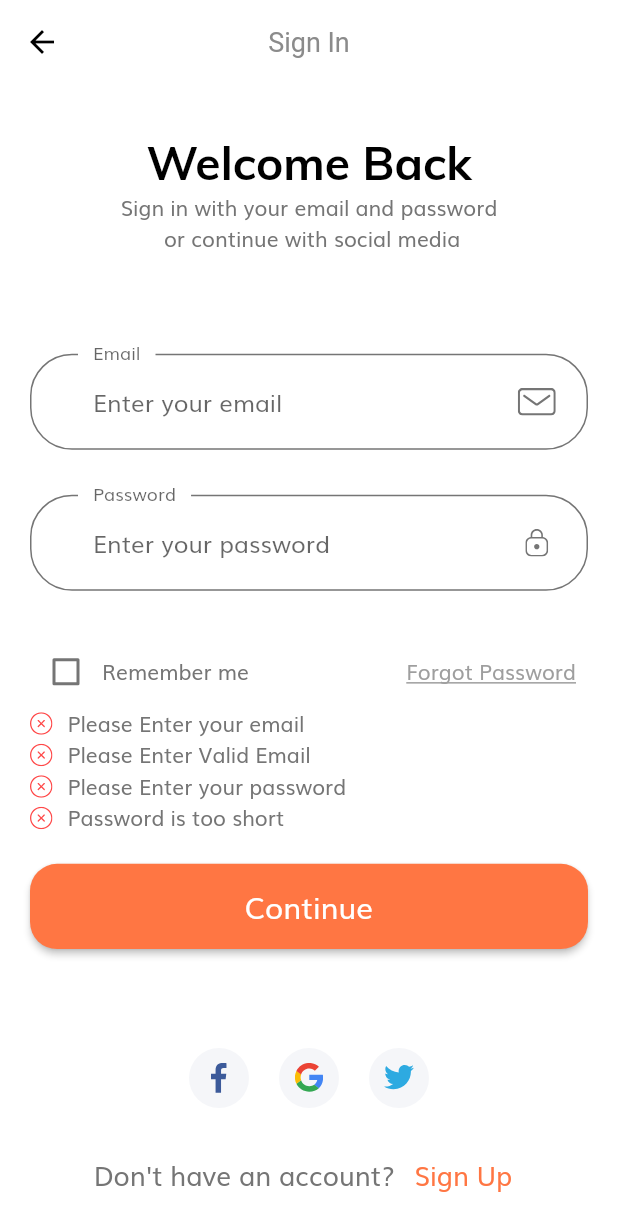
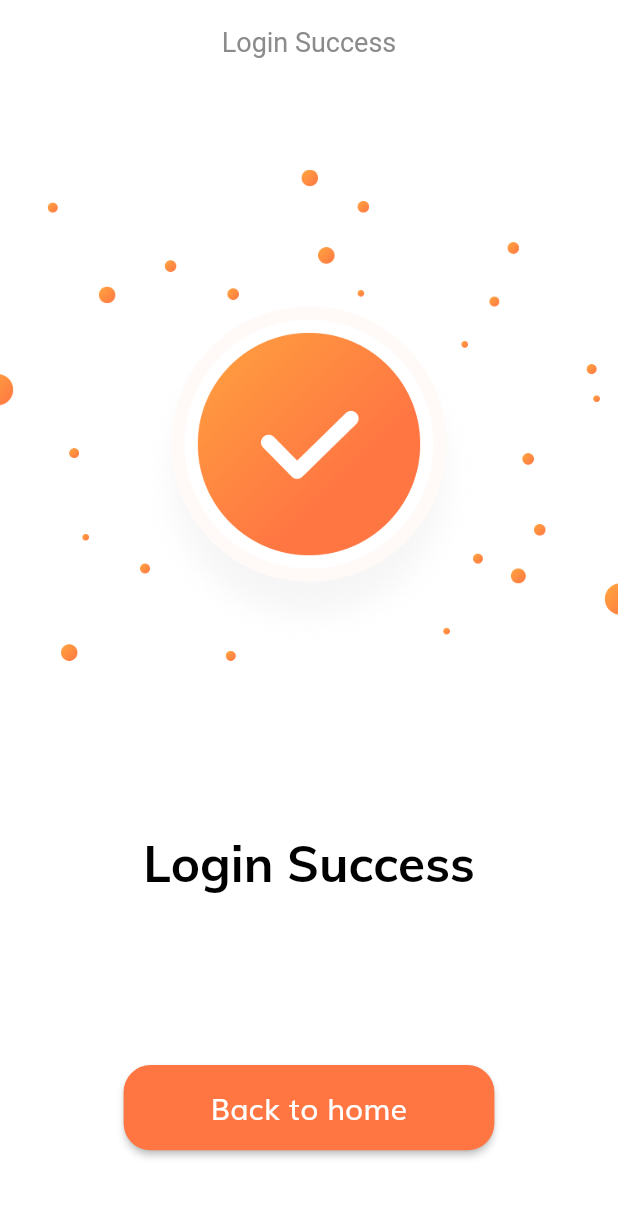
Before and after one commit to ragabelsayed/MyShopApp, a Flutter app: the SignInScreen screen opened by its route, after a tap on "Continue", on a phone screen of 412 x 824 dp. Shown: the top 1231 px of the screen. Run offline on Flutter 3.47's test engine with Material 2 defaults, Android fonts, the phone set to English and light mode, and no system bars; our stand-ins replace flutter_svg.

Commit message:
login success screen added

```diff
--- a/my_shop/lib/config/routes.dart
+++ b/my_shop/lib/config/routes.dart
@@ -2,11 +2,13 @@ import 'package:flutter/material.dart';
 import '/screens/splash/splash_screen.dart';
 import '/screens/sign_in/sign_in_screen.dart';
 import '/screens/forgot_password/forgot_password_screen.dart';
+import '/screens/login_success/login_sucscess_screen.dart';
 
 class AppRoutes {
   static final Map<String, WidgetBuilder> routes = {
     SplashSCreen.routName: (ctx) => SplashSCreen(),
     SignInScreen.routName: (ctx) => SignInScreen(),
     ForgotPasswordScreen.routName: (ctx) => ForgotPasswordScreen(),
+    LoginSuccessScreen.routName: (ctx) => LoginSuccessScreen(),
   };
 }
--- /dev/null
+++ b/my_shop/lib/screens/login_success/login_sucscess_screen.dart
@@ -0,0 +1,17 @@
+import 'package:flutter/material.dart';
+import '../login_success/widget/body.dart';
+
+class LoginSuccessScreen extends StatelessWidget {
+  static const routName = '/login_success';
+
+  @override
+  Widget build(BuildContext context) {
+    return Scaffold(
+      appBar: AppBar(
+        leading: SizedBox(),
+        title: Text('Login Success'),
+      ),
+      body: Body(),
+    );
+  }
+}
--- /dev/null
+++ b/my_shop/lib/screens/login_success/widget/body.dart
@@ -0,0 +1,34 @@
+import 'dart:ui';
+
+import 'package:flutter/material.dart';
+import 'package:my_shop/config/size.dart';
+import 'package:my_shop/widget/default_btn.dart';
+
+class Body extends StatelessWidget {
+  const Body({Key? key}) : super(key: key);
+
+  @override
+  Widget build(BuildContext context) {
+    return Column(
+      mainAxisAlignment: MainAxisAlignment.spaceAround,
+      children: [
+        Image.asset('assets/images/success.png'),
+        Text(
+          'Login Success',
+          style: TextStyle(
+            color: Colors.black,
+            fontWeight: FontWeight.bold,
+            fontSize: SizeConfig.getProportionateScreentWidth(30),
+          ),
+        ),
+        SizedBox(
+          width: SizeConfig.screenWidth * 0.6,
+          child: DefaultButton(
+            text: 'Back to home',
+            onPressed: () {},
+          ),
+        ),
+      ],
+    );
+  }
+}
--- a/my_shop/lib/screens/sign_in/widget/sign_form.dart
+++ b/my_shop/lib/screens/sign_in/widget/sign_form.dart
@@ -4,6 +4,7 @@ import 'package:flutter/material.dart';
 import 'package:my_shop/config/constants.dart';
 import 'package:my_shop/config/palette.dart';
 import 'package:my_shop/screens/forgot_password/forgot_password_screen.dart';
+import 'package:my_shop/screens/login_success/login_sucscess_screen.dart';
 import 'package:my_shop/widget/form_error.dart';
 import '/widget/default_btn.dart';
 import '/widget/custom_suffix_icon.dart';
@@ -62,6 +63,8 @@ class _SignFormState extends State<SignForm> {
             onPressed: () {
               if (_formKey.currentState!.validate()) {
                 _formKey.currentState!.save();
+
+                Navigator.pushNamed(context, LoginSuccessScreen.routName);
               }
             },
           ),
```
Also changed, not shown: my_shop/assets/images/success.png (added).
